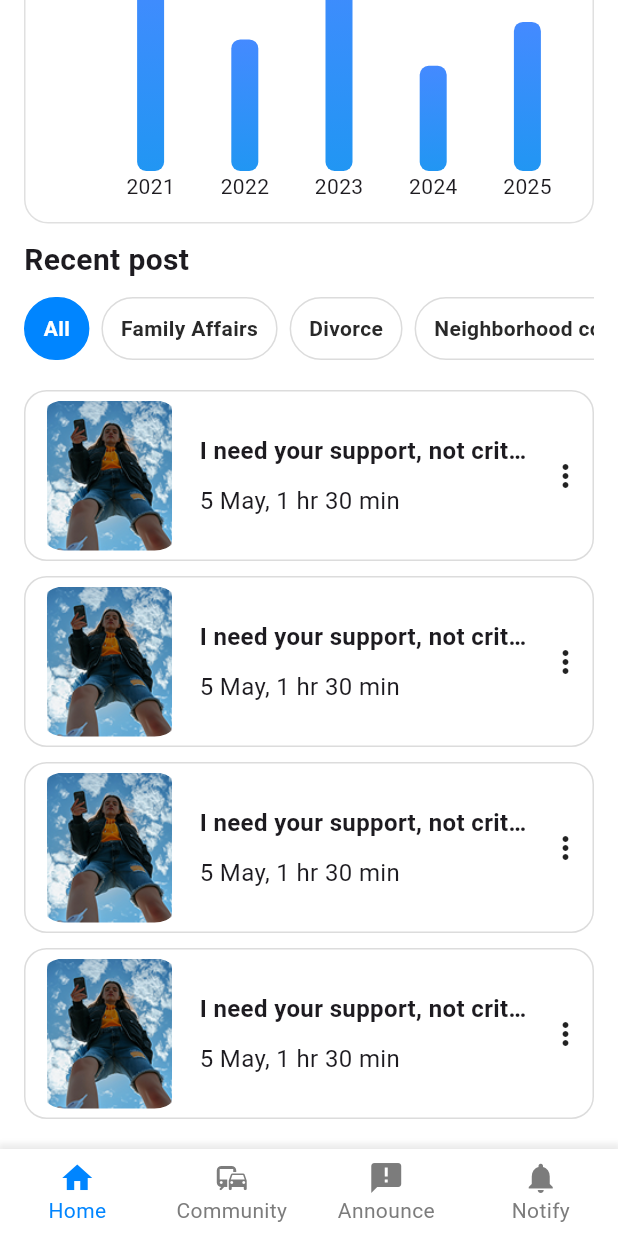
After one commit to HarisKhan9881/CctvMobileApplication, a Flutter app: the AdminBottomNavBar screen opened directly, scrolled down 359 dp, after a tap on "All", on a phone screen of 412 x 824 dp. The commit adds this screen. Run offline on Flutter 3.47's test engine with Material 3 defaults, Android fonts, the light colour scheme and no system bars; drawn by our look-alikes of fl_chart; our stand-ins replace flutter_svg.

Commit message:
admin ui done

```diff
--- a/lib/core/utils/assets.dart
+++ b/lib/core/utils/assets.dart
@@ -18,6 +18,12 @@ class Assets {
   static const String pngHighlight2Image = 'assets/images/highlight2.png';
   static const String pngPost1Image = 'assets/images/post1.png';
 
+  static const String pngRegisterTopImage = 'assets/images/register_top.png';
+  static const String pngRegisterBottomImage =
+      'assets/images/register_bottom.png';
+  static const String pngActiveTopImage = 'assets/images/active_top.png';
+  static const String pngActiveBottomImage = 'assets/images/active_bottom.png';
+
   ///SVG Images
   static const String svgNotificationImage = 'assets/images/notification.svg';
 }
--- /dev/null
+++ b/lib/feature/adminHome/pages/admin_home_page.dart
@@ -0,0 +1,322 @@
+import 'package:cctv_app/core/components/custom_horizontal_listview_widget.dart';
+import 'package:cctv_app/core/components/search_bar_header.dart';
+import 'package:cctv_app/core/components/space.dart';
+import 'package:cctv_app/core/extensions/context.dart';
+import 'package:cctv_app/core/utils/assets.dart';
+import 'package:cctv_app/core/utils/color_constants.dart';
+import 'package:cctv_app/feature/adminHome/widget/admin_post_container.dart';
+import 'package:fl_chart/fl_chart.dart';
+import 'package:flutter/material.dart';
+
+class AdminHomePage extends StatefulWidget {
+  const AdminHomePage({super.key});
+
+  @override
+  State<AdminHomePage> createState() => _AdminHomePageState();
+}
+
+class _AdminHomePageState extends State<AdminHomePage> {
+  int selectedIndex = 0;
+  int selectedTab = 3; // default Year
+
+  final List<String> tabs = ["Daily", "Weekly", "Monthly", "Year"];
+  @override
+  Widget build(BuildContext context) {
+    return Padding(
+      padding: const EdgeInsets.symmetric(horizontal: 16.0),
+      child: SingleChildScrollView(
+        child: Column(
+          crossAxisAlignment: CrossAxisAlignment.start,
+          children: [
+            SearchBarHeader(),
+            Space.vertical(10),
+            Row(
+              children: [
+                Expanded(
+                  child: InfoCard(
+                    icon: Assets.pngRegisterTopImage,
+                    title: "Total Register",
+                    value: "325,461",
+                    chart: Image.asset(Assets.pngRegisterBottomImage),
+                  ),
+                ),
+                const SizedBox(width: 12),
+                Expanded(
+                  child: InfoCard(
+                    icon: Assets.pngActiveTopImage,
+                    title: "Active User",
+                    value: "5,430",
+                    chart: Image.asset(Assets.pngActiveBottomImage),
+                  ),
+                ),
+              ],
+            ),
+            Space.vertical(10),
+            Text("Analytics", style: context.bold.copyWith(fontSize: 20)),
+            Space.vertical(10),
+            Row(
+              mainAxisAlignment: MainAxisAlignment.spaceEvenly,
+              children: List.generate(tabs.length, (index) {
+                final isSelected = selectedTab == index;
+                return GestureDetector(
+                  onTap: () {
+                    setState(() {
+                      selectedTab = index;
+                    });
+                  },
+                  child: Container(
+                    padding: const EdgeInsets.symmetric(
+                      vertical: 10,
+                      horizontal: 20,
+                    ),
+                    decoration: BoxDecoration(
+                      color: isSelected ? Colors.blue : Colors.white,
+                      borderRadius: BorderRadius.circular(8),
+                      border: Border.all(color: Colors.grey.shade300),
+                    ),
+                    child: Text(
+                      tabs[index],
+                      style: TextStyle(
+                        fontWeight: FontWeight.w500,
+                        color: isSelected ? Colors.white : Colors.black87,
+                      ),
+                    ),
+                  ),
+                );
+              }),
+            ),
+            Space.vertical(10),
+            SizedBox(
+              height: 200,
+              child: Container(
+                padding: const EdgeInsets.all(12),
+                decoration: BoxDecoration(
+                  color: Colors.white,
+                  borderRadius: BorderRadius.circular(16),
+                  border: Border.all(color: Colors.grey.shade300),
+                ),
+                child: BarChart(
+                  BarChartData(
+                    alignment: BarChartAlignment.spaceAround,
+                    maxY: 26000,
+                    gridData: FlGridData(show: false),
+                    borderData: FlBorderData(show: false),
+                    titlesData: FlTitlesData(
+                      leftTitles: AxisTitles(
+                        sideTitles: SideTitles(
+                          showTitles: true,
+                          reservedSize: 40,
+                          getTitlesWidget: (value, meta) {
+                            if (value == 1330 ||
+                                value == 4370 ||
+                                value == 16330 ||
+                                value == 25660) {
+                              return Text(
+                                value.toInt().toString(),
+                                style: const TextStyle(fontSize: 12),
+                              );
+                            }
+                            return const SizedBox.shrink();
+                          },
+                        ),
+                      ),
+                      rightTitles: AxisTitles(
+                        sideTitles: SideTitles(showTitles: false),
+                      ),
+                      topTitles: AxisTitles(
+                        sideTitles: SideTitles(showTitles: false),
+                      ),
+                      bottomTitles: AxisTitles(
+                        sideTitles: SideTitles(
+                          showTitles: true,
+                          getTitlesWidget: (value, meta) {
+                            switch (value.toInt()) {
+                              case 0:
+                                return const Text("2021");
+                              case 1:
+                                return const Text("2022");
+                              case 2:
+                                return const Text("2023");
+                              case 3:
+                                return const Text("2024");
+                              case 4:
+                                return const Text("2025");
+                            }
+                            return const SizedBox.shrink();
+                          },
+                        ),
+                      ),
+                    ),
+                    barGroups: [
+                      BarChartGroupData(
+                        x: 0,
+                        barRods: [
+                          BarChartRodData(
+                            toY: 23000,
+                            gradient: const LinearGradient(
+                              colors: [Colors.blue, Colors.blueAccent],
+                              begin: Alignment.bottomCenter,
+                              end: Alignment.topCenter,
+                            ),
+                            borderRadius: BorderRadius.circular(6),
+                            width: 18,
+                          ),
+                        ],
+                      ),
+                      BarChartGroupData(
+                        x: 1,
+                        barRods: [
+                          BarChartRodData(
+                            toY: 15000,
+                            gradient: const LinearGradient(
+                              colors: [Colors.blue, Colors.blueAccent],
+                              begin: Alignment.bottomCenter,
+                              end: Alignment.topCenter,
+                            ),
+                            borderRadius: BorderRadius.circular(6),
+                            width: 18,
+                          ),
+                        ],
+                      ),
+                      BarChartGroupData(
+                        x: 2,
+                        barRods: [
+                          BarChartRodData(
+                            toY: 25000,
+                            gradient: const LinearGradient(
+                              colors: [Colors.blue, Colors.blueAccent],
+                              begin: Alignment.bottomCenter,
+                              end: Alignment.topCenter,
+                            ),
+                            borderRadius: BorderRadius.circular(6),
+                            width: 18,
+                          ),
+                        ],
+                      ),
+                      BarChartGroupData(
+                        x: 3,
+                        barRods: [
+                          BarChartRodData(
+                            toY: 12000,
+                            gradient: const LinearGradient(
+                              colors: [Colors.blue, Colors.blueAccent],
+                              begin: Alignment.bottomCenter,
+                              end: Alignment.topCenter,
+                            ),
+                            borderRadius: BorderRadius.circular(6),
+                            width: 18,
+                          ),
+                        ],
+                      ),
+                      BarChartGroupData(
+                        x: 4,
+                        barRods: [
+                          BarChartRodData(
+                            toY: 17000,
+                            gradient: const LinearGradient(
+                              colors: [Colors.blue, Colors.blueAccent],
+                              begin: Alignment.bottomCenter,
+                              end: Alignment.topCenter,
+                            ),
+                            borderRadius: BorderRadius.circular(6),
+                            width: 18,
+                          ),
+                        ],
+                      ),
+                    ],
+                  ),
+                ),
+              ),
+            ),
+            Space.vertical(10),
+            Text("Recent post", style: context.bold.copyWith(fontSize: 20)),
+            Space.vertical(10),
+            CustomHorizontalListViewWidget(
+              items: [
+                'All',
+                'Family Affairs',
+                'Divorce',
+                'Neighborhood conflicts',
+              ],
+              selectedItem: selectedIndex,
+              onTap: (index) {
+                setState(() {
+                  selectedIndex = index;
+                });
+              },
+            ),
+            Space.vertical(20),
+            AdminPostContainer(),
+            Space.vertical(10),
+            AdminPostContainer(),
+            Space.vertical(10),
+            AdminPostContainer(),
+            Space.vertical(10),
+            AdminPostContainer(),
+            Space.vertical(20),
+          ],
+        ),
+      ),
+    );
+  }
+}
+
+class InfoCard extends StatelessWidget {
+  final String icon;
+  final String title;
+  final String value;
+  final Widget chart;
+
+  const InfoCard({
+    super.key,
+    required this.icon,
+    required this.title,
+    required this.value,
+    required this.chart,
+  });
+
+  @override
+  Widget build(BuildContext context) {
+    return Container(
+      decoration: BoxDecoration(
+        borderRadius: BorderRadius.circular(12),
+        color: Colors.white,
+        border: Border.all(color: kGreyColor),
+      ),
+      child: Column(
+        crossAxisAlignment: CrossAxisAlignment.start,
+        children: [
+          Padding(
+            padding: const EdgeInsets.symmetric(horizontal: 12.0),
+            child: Row(
+              children: [
+                Image.asset(icon),
+                const SizedBox(width: 8),
+                Text(
+                  title,
+                  style: const TextStyle(
+                    fontSize: 14,
+                    fontWeight: FontWeight.w500,
+                  ),
+                ),
+              ],
+            ),
+          ),
+          const SizedBox(height: 8),
+          Padding(
+            padding: const EdgeInsets.symmetric(horizontal: 12.0),
+            child: Text(
+              value,
+              style: const TextStyle(fontSize: 26, fontWeight: FontWeight.bold),
+            ),
+          ),
+          const SizedBox(height: 10),
+          Align(
+            alignment: Alignment.centerRight,
+            child: SizedBox(height: 60, width: double.infinity, child: chart),
+          ),
+        ],
+      ),
+    );
+  }
+}
--- /dev/null
+++ b/lib/feature/adminHome/widget/admin_post_container.dart
@@ -0,0 +1,54 @@
+import 'package:cctv_app/core/components/space.dart';
+import 'package:cctv_app/core/extensions/context.dart';
+import 'package:cctv_app/core/utils/assets.dart';
+import 'package:cctv_app/core/utils/color_constants.dart';
+import 'package:flutter/material.dart';
+
+class AdminPostContainer extends StatelessWidget {
+  const AdminPostContainer({super.key});
+
+  @override
+  Widget build(BuildContext context) {
+    return Container(
+      decoration: BoxDecoration(
+        borderRadius: BorderRadius.circular(15.0),
+        border: Border.all(color: kGreyColor),
+      ),
+      padding: EdgeInsets.all(6),
+      child: Row(
+        mainAxisAlignment: MainAxisAlignment.spaceBetween,
+        children: [
+          ClipRRect(
+            borderRadius: BorderRadius.circular(20.0),
+            child: Image.asset(
+              Assets.pngHighlight1Image,
+              width: 100,
+              height: 100,
+            ),
+          ),
+          Space.horizontal(10),
+          Expanded(
+            child: Column(
+              crossAxisAlignment: CrossAxisAlignment.start,
+              children: [
+                Text(
+                  "I need your support, not criticism.",
+                  overflow: TextOverflow.ellipsis,
+                  style: context.bold.copyWith(fontSize: 16),
+                ),
+                Space.vertical(10),
+                Text(
+                  "5 May, 1 hr 30 min",
+                  overflow: TextOverflow.ellipsis,
+                  style: context.normal.copyWith(fontSize: 16),
+                ),
+              ],
+            ),
+          ),
+          Space.horizontal(10),
+          Icon(Icons.more_vert),
+        ],
+      ),
+    );
+  }
+}
--- a/lib/feature/auth/widget/signup_view.dart
+++ b/lib/feature/auth/widget/signup_view.dart
@@ -3,7 +3,7 @@ import 'package:cctv_app/core/components/primary_button.dart';
 import 'package:cctv_app/core/components/space.dart';
 import 'package:cctv_app/core/utils/color_constants.dart';
 import 'package:cctv_app/core/utils/validators.dart';
-import 'package:cctv_app/feature/bottomNavBar/bottom_nav_bar.dart';
+import 'package:cctv_app/feature/bottomNavBar/user_bottom_nav_bar.dart';
 import 'package:flutter/cupertino.dart';
 import 'package:flutter/material.dart';
 
@@ -132,7 +132,9 @@ class _SignupViewState extends State<SignupView> {
               if (formKey.currentState!.validate()) {
                 Navigator.push(
                   context,
-                  MaterialPageRoute(builder: (context) => const BottomNavBar()),
+                  MaterialPageRoute(
+                    builder: (context) => const UserBottomNavBar(),
+                  ),
                 );
               }
             },
--- a/lib/feature/bottomNavBar/bottom_nav_bar.dart
+++ b/lib/feature/bottomNavBar/admin_bottom_nav_bar.dart
@@ -1,27 +1,27 @@
 import 'package:cctv_app/core/components/custom_drawer.dart';
 import 'package:cctv_app/core/extensions/context.dart';
 import 'package:cctv_app/core/utils/color_constants.dart';
-import 'package:cctv_app/feature/case/pages/create_case_page.dart';
+import 'package:cctv_app/feature/adminHome/pages/admin_home_page.dart';
+import 'package:cctv_app/feature/announcement/pages/announcement_page.dart';
 import 'package:cctv_app/feature/home/pages/home_page.dart';
-import 'package:cctv_app/feature/pending/pages/pending_page.dart';
-import 'package:cctv_app/feature/profile/pages/profile_page.dart';
+import 'package:cctv_app/feature/profile/pages/notification_page.dart';
 import 'package:flutter/material.dart';
 
-class BottomNavBar extends StatefulWidget {
-  const BottomNavBar({super.key});
+class AdminBottomNavBar extends StatefulWidget {
+  const AdminBottomNavBar({super.key});
 
   @override
-  State<BottomNavBar> createState() => _BottomNavBarState();
+  State<AdminBottomNavBar> createState() => _AdminBottomNavBarState();
 }
 
-class _BottomNavBarState extends State<BottomNavBar> {
+class _AdminBottomNavBarState extends State<AdminBottomNavBar> {
   int selectedIndex = 0;
 
   final List<Widget> pages = [
+    AdminHomePage(),
     HomePage(),
-    CreateCasePage(),
-    PendingPage(),
-    ProfilePage(),
+    AnnouncementPage(),
+    NotificationPage(),
   ];
 
   void onItemTapped(int index) {
@@ -60,16 +60,16 @@ class _BottomNavBarState extends State<BottomNavBar> {
             items: [
               BottomNavigationBarItem(icon: Icon(Icons.home), label: 'Home'),
               BottomNavigationBarItem(
-                icon: Icon(Icons.add_circle_outline),
-                label: 'Create',
+                icon: Icon(Icons.commute),
+                label: 'Community',
               ),
               BottomNavigationBarItem(
-                icon: Icon(Icons.note_alt),
-                label: 'Pending',
+                icon: Icon(Icons.announcement),
+                label: 'Announce',
               ),
               BottomNavigationBarItem(
-                icon: Icon(Icons.person),
-                label: 'Profile',
+                icon: Icon(Icons.notifications),
+                label: 'Notify',
               ),
             ],
             currentIndex: selectedIndex,
```
Also changed, not shown: lib/core/components/custom_dropdown.dart (added, +68 -0 lines), lib/core/components/plain_selection_widget.dart (+0 -8 lines), lib/feature/announcement/pages/announcement_page.dart (added, +100 -0 lines), lib/feature/auth/widget/signin_view.dart (+18 -5 lines), lib/feature/bottomNavBar/user_bottom_nav_bar.dart (added, +88 -0 lines), pubspec.yaml (+1 -6 lines), assets/images/active_bottom.png (added), assets/images/active_top.png (added), assets/images/register_bottom.png (added), assets/images/register_top.png (added), pubspec.lock, 1 other file.
